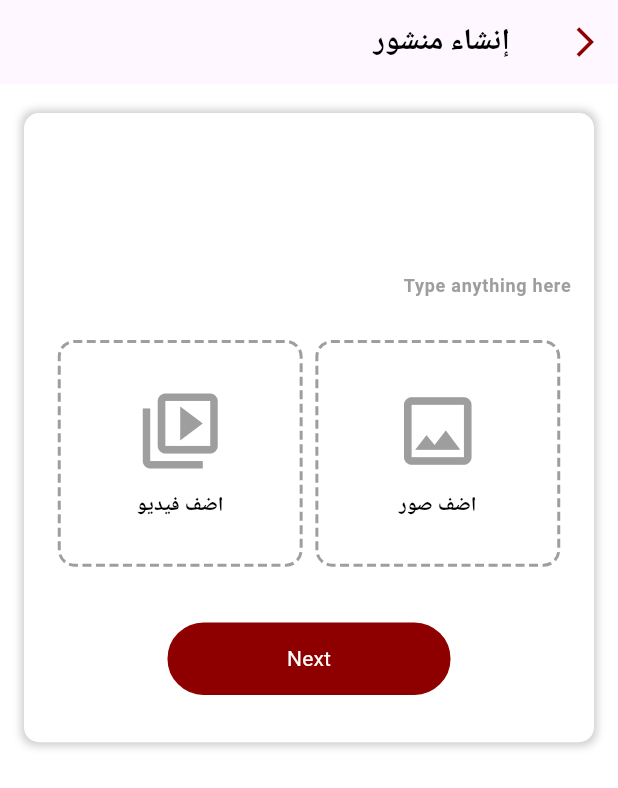
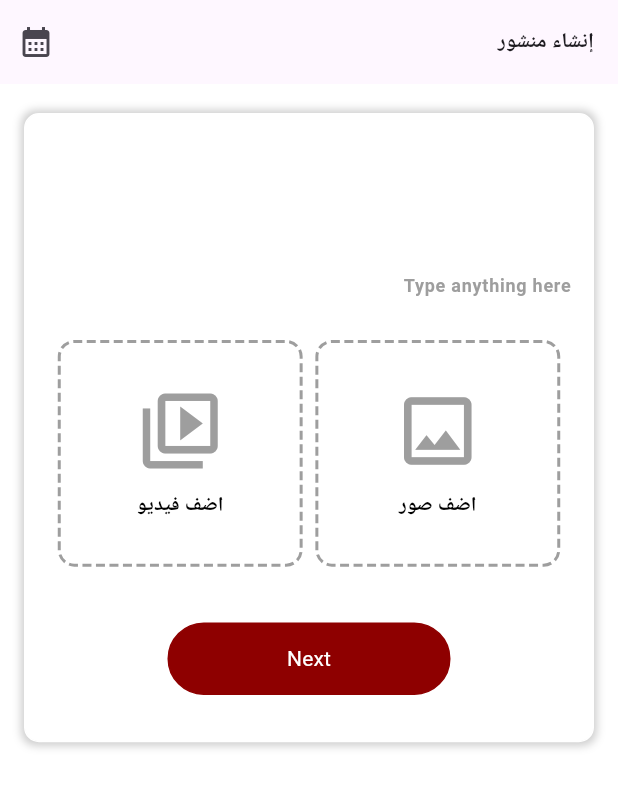
Before and after one commit to pavlysamir/post_bet_app, a Flutter app: the CreatePostView screen opened by its route, on a phone screen of 412 x 824 dp. Shown: the top 788 px of the screen. Run offline on Flutter 3.47's test engine with Material 3 defaults, Android fonts, the phone set to English and light mode, and no system bars; drawn by our look-alikes of dotted_border; our stand-ins replace bloc, dartz, dio, flutter_bloc, flutter_screenutil, get_it and 9 more; missing offline and left inert: flutter_windowmanager; accounts and stored records are empty; generated files the repository leaves out were written again; Roboto replaces fonts that are missing (Cairo); key blocks and very long unbroken strings in the code were emptied for the run.

Commit message:
Add schaduled posts screen and related functionality
- Added a new screen for scheduling posts
- Added a button in the create post screen to navigate to the schaduled posts screen
- Added a form and text fields for selecting date and time in the schaduled posts screen
- Added a save button to save the schaduled post
- Updated the localization files with new translations for the schaduled posts screen
- Updated the AddPostCubit with new text editing controllers and form key for the schaduled posts screen
- Updated the SelectedPlatformScreen to show a snackbar when a post is successfully created
- Removed unused imports and widgets from various screens

```diff
--- a/lib/core/utils/app_router.dart
+++ b/lib/core/utils/app_router.dart
@@ -4,6 +4,7 @@ import 'package:post_bet/core/api/end_ponits.dart';
 import 'package:post_bet/core/utils/service_locator.dart';
 import 'package:post_bet/core/utils/shared_preferences_cash_helper.dart';
 import 'package:post_bet/features/authentication/presentation/views/add_new_password_screen.dart';
+import 'package:post_bet/features/home/presentation/views/schedule_posts_screen.dart';
 import 'package:post_bet/features/home/presentation/views/selected_platform_screen.dart';
 import 'package:post_bet/features/on_boarding/presentations/first_screen.dart';
 import 'package:post_bet/features/authentication/presentation/views/forget_password_screen.dart';
@@ -51,6 +52,7 @@ abstract class AppRouter {
   static const kFirstScreen = '/FirstScreen';
   static const kSettingScreen = '/SettingScreen';
   static const kSelectedPlatformScreen = '/SelectedPlatformScreen';
+  static const kSchadulaPostsScreen = '/SchadulaPostsScreen';
 
   static final router = GoRouter(
       initialLocation:
@@ -157,5 +159,9 @@ abstract class AppRouter {
           path: kSelectedPlatformScreen,
           builder: (context, state) => const SelectedPlatformScreen(),
         ),
+        GoRoute(
+          path: kSchadulaPostsScreen,
+          builder: (context, state) => const SchedulePostsScreen(),
+        ),
       ]);
 }
--- a/lib/features/authentication/presentation/views/login_screen.dart
+++ b/lib/features/authentication/presentation/views/login_screen.dart
@@ -89,10 +89,6 @@ class _LoginScreenState extends State<LoginScreen> {
                             style: Styles.textStyle16Black),
                         SizedBox(height: 41.h),
                         CustomFormField(
-                            // prefixIcon: const Icon(
-                            //   Icons.email_outlined,
-                            //   color: kPrimaryKey,
-                            // ),
                             textInputType: TextInputType.emailAddress,
                             hintText: AppLocalizations.of(context)!.loginEmail,
                             controller:
--- a/lib/features/home/presentation/manager/add_post_cubit/cubit/add_post_cubit.dart
+++ b/lib/features/home/presentation/manager/add_post_cubit/cubit/add_post_cubit.dart
@@ -19,6 +19,11 @@ class AddPostCubit extends Cubit<AddPostState> {
   static AddPostCubit get(BuildContext context) => BlocProvider.of(context);
 
   TextEditingController addPostController = TextEditingController();
+
+  TextEditingController addSchadulaPostController = TextEditingController();
+
+  var formSchadulaKey = GlobalKey<FormState>();
+
   List<String> descriptionPlatform = [
     'Images,Text,Video',
     'Images ,video',
--- a/lib/features/home/presentation/views/creare_post_view.dart
+++ b/lib/features/home/presentation/views/creare_post_view.dart
@@ -1,8 +1,9 @@
 import 'package:flutter/material.dart';
 import 'package:flutter_bloc/flutter_bloc.dart';
 import 'package:flutter_screenutil/flutter_screenutil.dart';
+import 'package:post_bet/core/utils/app_router.dart';
 
-import 'package:post_bet/core/utils/widgets/Custom_AppBar_with_title.dart';
+import 'package:post_bet/core/utils/widgets/custom_go_navigator.dart';
 
 import 'package:post_bet/features/home/presentation/manager/add_post_cubit/cubit/add_post_cubit.dart';
 import 'package:post_bet/features/home/presentation/views/widgets/custom_description_post_field.dart';
@@ -19,8 +20,18 @@ class CreatePostView extends StatelessWidget {
       listener: (context, state) {},
       builder: (context, state) {
         return Scaffold(
-            appBar: CustomAppbareWithTitle(
-                title: AppLocalizations.of(context)!.createPost),
+            appBar: AppBar(
+              title: Text(AppLocalizations.of(context)!.createPost),
+              actions: [
+                IconButton(
+                    onPressed: () {
+                      customJustGoNavigate(
+                          context: context,
+                          path: AppRouter.kSchadulaPostsScreen);
+                    },
+                    icon: const Icon(Icons.calendar_month))
+              ],
+            ),
             body: SingleChildScrollView(
               child: Column(
                 children: [
```
Also changed, not shown: lib/features/home/presentation/views/schedule_posts_screen.dart (+77 -1 lines), lib/features/home/presentation/views/selected_platform_screen.dart (+20 -2 lines), lib/l10n/app_ar.arb (+4 -4 lines), lib/l10n/app_en.arb (+4 -4 lines).
